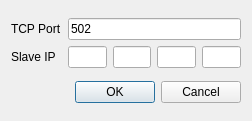
Before: the Qt Designer form forms/settingsmodbustcp.ui in ExplorerOL/QModbusExplorer, drawn with Qt 5.
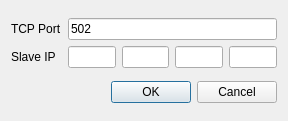
After: the same form once the commit is applied. Icons and pictures are not drawn.

Commit message: Minor changes in user interface.Move from beta versions to normal versions.

The edit to the form file:
```diff
--- a/forms/settingsmodbustcp.ui
+++ b/forms/settingsmodbustcp.ui
@@ -6,10 +6,22 @@
    <rect>
     <x>0</x>
     <y>0</y>
-    <width>252</width>
+    <width>288</width>
     <height>121</height>
    </rect>
   </property>
+  <property name="minimumSize">
+   <size>
+    <width>288</width>
+    <height>121</height>
+   </size>
+  </property>
+  <property name="maximumSize">
+   <size>
+    <width>288</width>
+    <height>121</height>
+   </size>
+  </property>
   <property name="windowTitle">
    <string>Modbus TCP Settings</string>
   </property>
```
Left out of the diff: 4 changed lines with no effect on the pictures. The commit also changes 7 other files.
